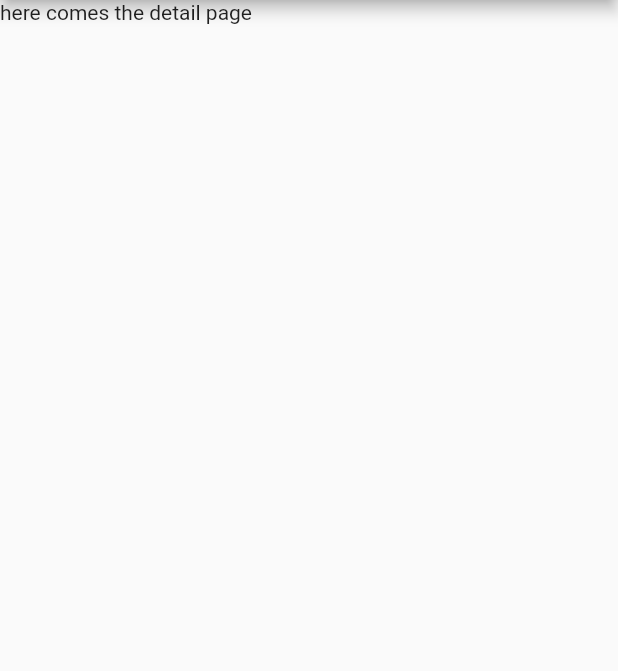
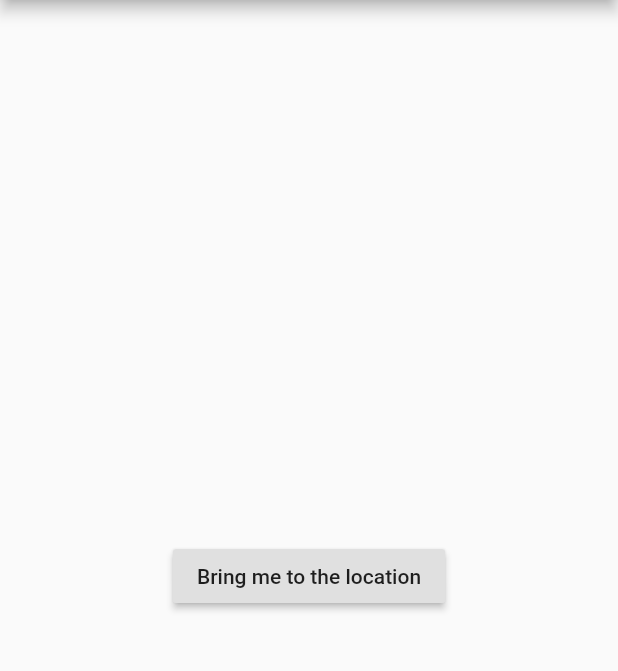
Before and after one commit to frankbo/kicker-app, a Flutter app: the LocationDetailsPage screen opened directly, on a phone screen of 412 x 824 dp, the part 84-755 px from its top. Run offline on Flutter 3.47's test engine with Material 2 defaults, Android fonts, the phone set to English and light mode, and no system bars; our stand-ins replace cloud_firestore, geolocator, google_maps_flutter, tuple; accounts and stored records are empty.

Commit message:
Launch google maps to the selected kicker location

```diff
--- a/lib/screens/location_details.dart
+++ b/lib/screens/location_details.dart
@@ -1,11 +1,12 @@
 import 'package:flutter/material.dart';
 import 'package:kicker_app/models/location.dart';
+import 'package:kicker_app/widgets/location_detail.dart';
 
 class LocationDetailsPage extends StatelessWidget {
   static final String route = "/location-details";
 
-  final Location arguments;
-  LocationDetailsPage(this.arguments);
+  final Location location;
+  LocationDetailsPage(this.location);
 
   @override
   Widget build(BuildContext context) {
@@ -14,6 +15,6 @@ class LocationDetailsPage extends StatelessWidget {
           title: Center(child: Text("KickerApp")),
           centerTitle: true,
         ),
-        body: Text("here comes the detail page"));
+        body: LocationDetail(this.location));
   }
 }
--- /dev/null
+++ b/lib/widgets/location_detail.dart
@@ -0,0 +1,31 @@
+import 'package:flutter/material.dart';
+import 'package:flutter/widgets.dart';
+import 'package:kicker_app/models/location.dart';
+import 'package:url_launcher/url_launcher.dart';
+
+const googleMapsUrl = 'https://www.google.com/maps/';
+
+Future<Null> Function() _launchURL(Location location) => () async {
+      String googleUrl = googleMapsUrl +
+          'search/?api=1&query=${location.loc.latitude},${location.loc.longitude}';
+      if (await canLaunch(googleUrl)) {
+        await launch(googleUrl);
+      } else {
+        throw 'Could not launch $googleUrl';
+      }
+    };
+
+class LocationDetail extends StatelessWidget {
+  final Location location;
+  LocationDetail(this.location);
+
+  @override
+  Widget build(BuildContext context) {
+    return Center(
+      child: RaisedButton(
+        onPressed: _launchURL(location),
+        child: Text('Bring me to the location'),
+      ),
+    );
+  }
+}
--- a/pubspec.yaml
+++ b/pubspec.yaml
@@ -26,6 +26,7 @@ dependencies:
   geolocator: ^5.3.1
   provider: ^4.1.2
   tuple: ^1.0.3
+  url_launcher: ^5.4.10
   flutter:
     sdk: flutter
 
```
Also changed, not shown: pubspec.lock.
